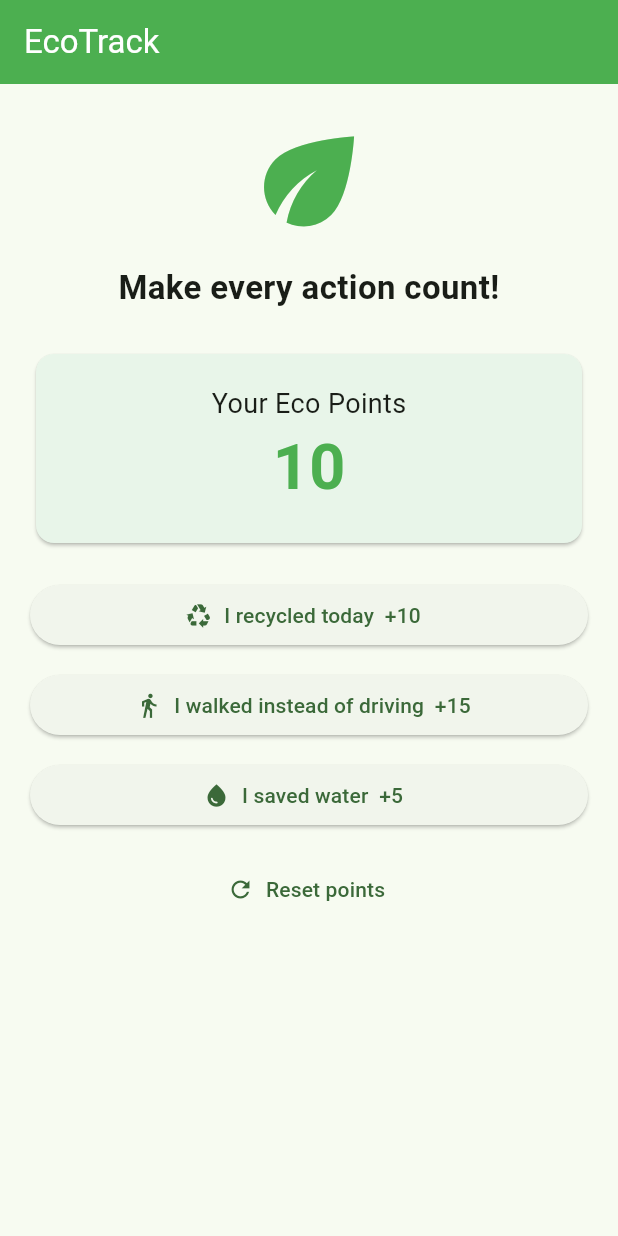
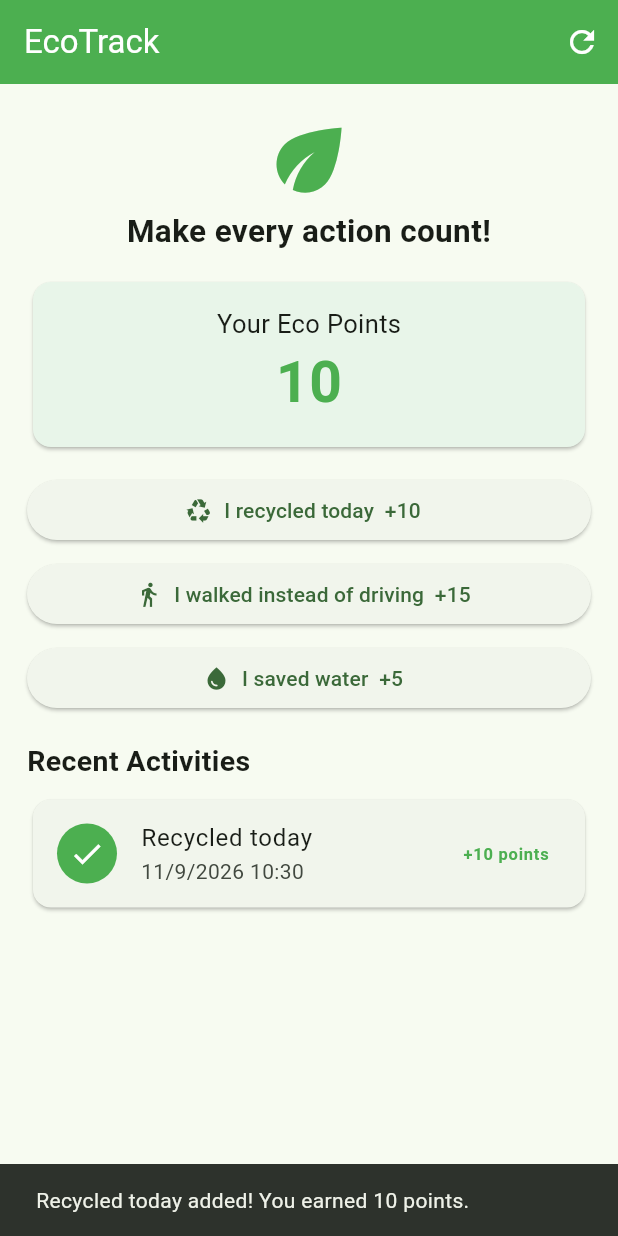
Before and after one commit to ahvi27/eco-track, a Flutter app: the screen it shows after launch, after a tap on an icon or button, on a phone screen of 412 x 824 dp. Run offline on Flutter 3.47's test engine with Material 3 defaults, Android fonts, the phone set to English and light mode, and no system bars; our stand-ins replace shared_preferences.

Commit message:
Add saved activity history

```diff
--- a/lib/main.dart
+++ b/lib/main.dart
@@ -31,40 +31,96 @@ class HomeScreen extends StatefulWidget {
 
 class _HomeScreenState extends State<HomeScreen> {
   int ecoPoints = 0;
+  List<String> activityHistory = [];
 
   @override
   void initState() {
     super.initState();
-    loadPoints();
+    loadData();
   }
 
-  Future<void> loadPoints() async {
+  Future<void> loadData() async {
     final preferences = await SharedPreferences.getInstance();
-    final savedPoints = preferences.getInt('ecoPoints') ?? 0;
+
+    if (!mounted) return;
 
     setState(() {
-      ecoPoints = savedPoints;
+      ecoPoints = preferences.getInt('ecoPoints') ?? 0;
+      activityHistory =
+          preferences.getStringList('activityHistory') ?? [];
     });
   }
 
-  Future<void> addPoints(int points) async {
-    final newTotal = ecoPoints + points;
+  Future<void> addActivity(String activity, int points) async {
+    final now = DateTime.now();
+
+    final time =
+        '${now.day}/${now.month}/${now.year} '
+        '${now.hour.toString().padLeft(2, '0')}:'
+        '${now.minute.toString().padLeft(2, '0')}';
+
+    final newEntry = '$activity|+$points points|$time';
 
     setState(() {
-      ecoPoints = newTotal;
+      ecoPoints += points;
+      activityHistory.insert(0, newEntry);
     });
 
     final preferences = await SharedPreferences.getInstance();
-    await preferences.setInt('ecoPoints', newTotal);
+    await preferences.setInt('ecoPoints', ecoPoints);
+    await preferences.setStringList(
+      'activityHistory',
+      activityHistory,
+    );
+
+    if (!mounted) return;
+
+    ScaffoldMessenger.of(context).showSnackBar(
+      SnackBar(
+        content: Text('$activity added! You earned $points points.'),
+        duration: const Duration(seconds: 2),
+      ),
+    );
   }
 
-  Future<void> resetPoints() async {
+  Future<void> resetData() async {
+    final preferences = await SharedPreferences.getInstance();
+
+    await preferences.setInt('ecoPoints', 0);
+    await preferences.setStringList('activityHistory', []);
+
     setState(() {
       ecoPoints = 0;
+      activityHistory = [];
     });
+  }
 
-    final preferences = await SharedPreferences.getInstance();
-    await preferences.setInt('ecoPoints', 0);
+  Future<void> confirmReset() async {
+    final confirmed = await showDialog<bool>(
+      context: context,
+      builder: (context) {
+        return AlertDialog(
+          title: const Text('Reset EcoTrack?'),
+          content: const Text(
+            'This will delete your points and activity history.',
+          ),
+          actions: [
+            TextButton(
+              onPressed: () => Navigator.pop(context, false),
+              child: const Text('Cancel'),
+            ),
+            FilledButton(
+              onPressed: () => Navigator.pop(context, true),
+              child: const Text('Reset'),
+            ),
+          ],
+        );
+      },
+    );
+
+    if (confirmed == true) {
+      await resetData();
+    }
   }
 
   @override
@@ -74,41 +130,47 @@ class _HomeScreenState extends State<HomeScreen> {
         title: const Text('EcoTrack'),
         backgroundColor: Colors.green,
         foregroundColor: Colors.white,
+        actions: [
+          IconButton(
+            onPressed: confirmReset,
+            icon: const Icon(Icons.refresh),
+            tooltip: 'Reset data',
+          ),
+        ],
       ),
       body: Padding(
-        padding: const EdgeInsets.all(20),
+        padding: const EdgeInsets.all(18),
         child: Column(
           crossAxisAlignment: CrossAxisAlignment.stretch,
           children: [
             const Icon(
               Icons.eco,
-              size: 90,
+              size: 65,
               color: Colors.green,
             ),
-            const SizedBox(height: 10),
             const Text(
               'Make every action count!',
               textAlign: TextAlign.center,
               style: TextStyle(
-                fontSize: 22,
+                fontSize: 21,
                 fontWeight: FontWeight.bold,
               ),
             ),
-            const SizedBox(height: 25),
+            const SizedBox(height: 15),
             Card(
               color: Colors.green.shade50,
               child: Padding(
-                padding: const EdgeInsets.all(20),
+                padding: const EdgeInsets.all(16),
                 child: Column(
                   children: [
                     const Text(
                       'Your Eco Points',
-                      style: TextStyle(fontSize: 18),
+                      style: TextStyle(fontSize: 17),
                     ),
                     Text(
                       '$ecoPoints',
                       style: const TextStyle(
-                        fontSize: 42,
+                        fontSize: 38,
                         fontWeight: FontWeight.bold,
                         color: Colors.green,
                       ),
@@ -117,29 +179,75 @@ class _HomeScreenState extends State<HomeScreen> {
                 ),
               ),
             ),
-            const SizedBox(height: 20),
+            const SizedBox(height: 14),
             ElevatedButton.icon(
-              onPressed: () => addPoints(10),
+              onPressed: () {
+                addActivity('Recycled today', 10);
+              },
               icon: const Icon(Icons.recycling),
               label: const Text('I recycled today  +10'),
             ),
-            const SizedBox(height: 12),
+            const SizedBox(height: 8),
             ElevatedButton.icon(
-              onPressed: () => addPoints(15),
+              onPressed: () {
+                addActivity('Walked instead of driving', 15);
+              },
               icon: const Icon(Icons.directions_walk),
               label: const Text('I walked instead of driving  +15'),
             ),
-            const SizedBox(height: 12),
+            const SizedBox(height: 8),
             ElevatedButton.icon(
-              onPressed: () => addPoints(5),
+              onPressed: () {
+                addActivity('Saved water', 5);
+              },
               icon: const Icon(Icons.water_drop),
               label: const Text('I saved water  +5'),
             ),
-            const SizedBox(height: 15),
-            TextButton.icon(
-              onPressed: resetPoints,
-              icon: const Icon(Icons.refresh),
-              label: const Text('Reset points'),
+            const SizedBox(height: 18),
+            const Text(
+              'Recent Activities',
+              style: TextStyle(
+                fontSize: 19,
+                fontWeight: FontWeight.bold,
+              ),
+            ),
+            const SizedBox(height: 8),
+            Expanded(
+              child: activityHistory.isEmpty
+                  ? const Center(
+                child: Text(
+                  'No activities yet.\nComplete an action to begin!',
+                  textAlign: TextAlign.center,
+                ),
+              )
+                  : ListView.builder(
+                itemCount: activityHistory.length,
+                itemBuilder: (context, index) {
+                  final parts =
+                  activityHistory[index].split('|');
+
+                  return Card(
+                    child: ListTile(
+                      leading: const CircleAvatar(
+                        backgroundColor: Colors.green,
+                        child: Icon(
+                          Icons.check,
+                          color: Colors.white,
+                        ),
+                      ),
+                      title: Text(parts[0]),
+                      subtitle: Text(parts[2]),
+                      trailing: Text(
+                        parts[1],
+                        style: const TextStyle(
+                          color: Colors.green,
+                          fontWeight: FontWeight.bold,
+                        ),
+                      ),
+                    ),
+                  );
+                },
+              ),
             ),
           ],
         ),
```
